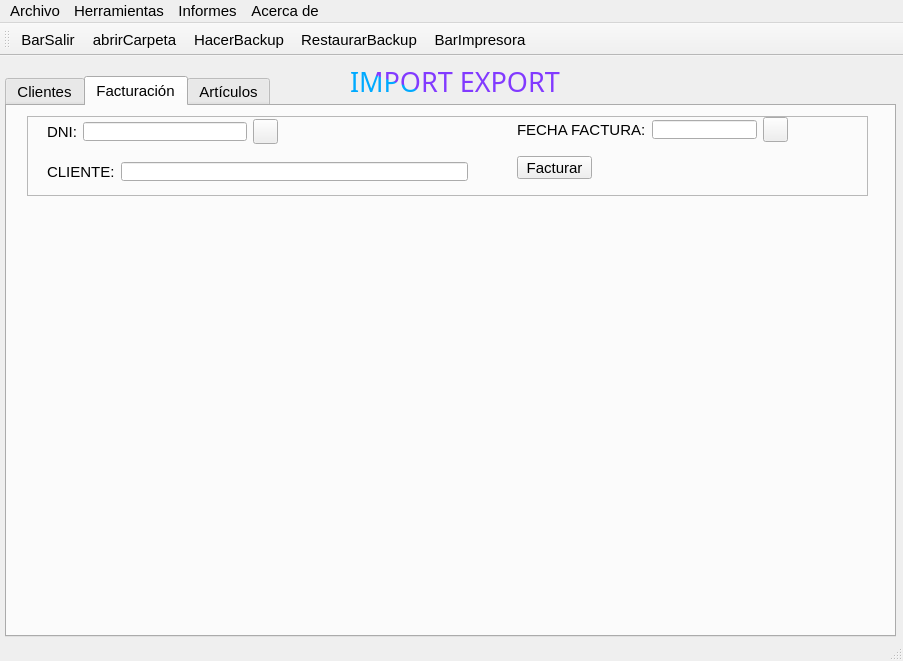
Before: the Qt Designer form prueba.ui in solglez/gonzalezescolar, drawn with Qt 5.
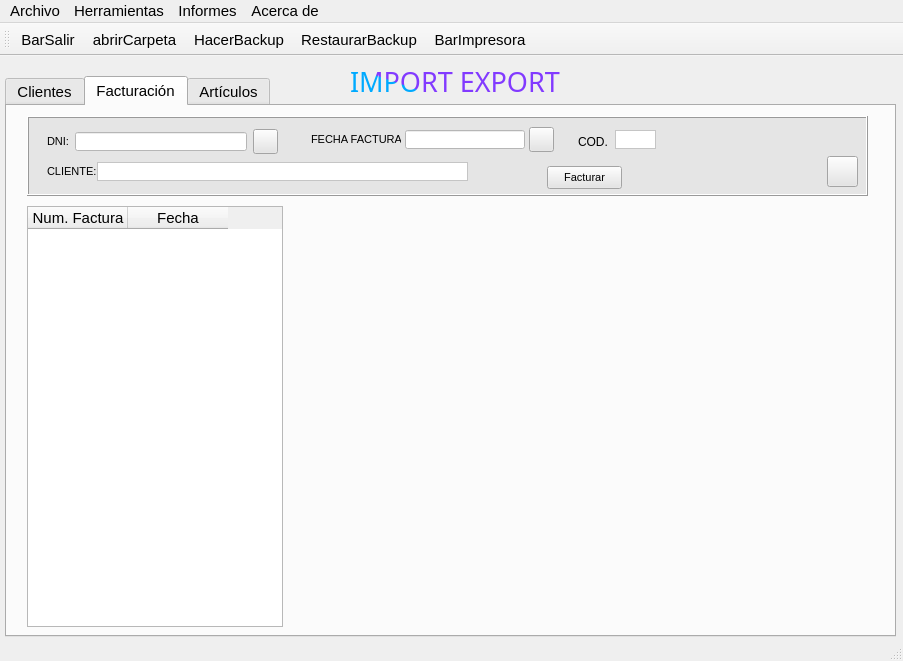
After: the same form once the commit is applied. The open tabs and pages were chosen to show the change. Icons and pictures are not drawn.

The edit to the form file:
```diff
--- a/prueba.ui
+++ b/prueba.ui
@@ -1554,8 +1554,12 @@
         <height>80</height>
        </rect>
       </property>
+      <property name="styleSheet">
+       <string notr="true">background-color: rgb(229, 229, 229);
+</string>
+      </property>
       <property name="frameShape">
-       <enum>QFrame::StyledPanel</enum>
+       <enum>QFrame::Box</enum>
       </property>
       <property name="frameShadow">
        <enum>QFrame::Raised</enum>
@@ -1564,7 +1568,7 @@
        <property name="geometry">
         <rect>
          <x>20</x>
-         <y>0</y>
+         <y>10</y>
          <width>231</width>
          <height>31</height>
         </rect>
@@ -1572,6 +1576,11 @@
        <layout class="QHBoxLayout" name="horizontalLayout_12">
         <item>
          <widget class="QLabel" name="label">
+          <property name="font">
+           <font>
+            <pointsize>8</pointsize>
+           </font>
+          </property>
           <property name="text">
            <string>DNI:</string>
           </property>
@@ -1585,6 +1594,9 @@
             <height>19</height>
            </size>
           </property>
+          <property name="styleSheet">
+           <string notr="true">background-color: rgb(255, 255, 255);</string>
+          </property>
          </widget>
         </item>
         <item>
@@ -1621,15 +1633,29 @@
       <widget class="QWidget" name="horizontalLayoutWidget_13">
        <property name="geometry">
         <rect>
-         <x>490</x>
-         <y>0</y>
-         <width>271</width>
+         <x>280</x>
+         <y>10</y>
+         <width>251</width>
          <height>27</height>
         </rect>
        </property>
        <layout class="QHBoxLayout" name="horizontalLayout_13">
+        <property name="spacing">
+         <number>0</number>
+        </property>
         <item>
          <widget class="QLabel" name="label_5">
+          <property name="maximumSize">
+           <size>
+            <width>90</width>
+            <height>16777215</height>
+           </size>
+          </property>
+          <property name="font">
+           <font>
+            <pointsize>8</pointsize>
+           </font>
+          </property>
           <property name="text">
            <string>FECHA FACTURA:</string>
           </property>
@@ -1643,6 +1669,9 @@
             <height>19</height>
            </size>
           </property>
+          <property name="styleSheet">
+           <string notr="true">background-color: rgb(255, 255, 255);</string>
+          </property>
           <property name="alignment">
            <set>Qt::AlignRight|Qt::AlignTrailing|Qt::AlignVCenter</set>
           </property>
@@ -1689,21 +1718,44 @@
         </rect>
        </property>
        <layout class="QHBoxLayout" name="horizontalLayout_14">
+        <property name="spacing">
+         <number>0</number>
+        </property>
         <item>
          <widget class="QLabel" name="label_4">
+          <property name="maximumSize">
+           <size>
+            <width>50</width>
+            <height>16777215</height>
+           </size>
+          </property>
+          <property name="font">
+           <font>
+            <pointsize>8</pointsize>
+           </font>
+          </property>
           <property name="text">
            <string>CLIENTE:</string>
           </property>
          </widget>
         </item>
         <item>
-         <widget class="QLineEdit" name="txtClienteFac">
+         <widget class="QLabel" name="lblNomFac">
           <property name="maximumSize">
            <size>
             <width>16777215</width>
             <height>19</height>
            </size>
           </property>
+          <property name="styleSheet">
+           <string notr="true">background-color: rgb(255, 255, 255);</string>
+          </property>
+          <property name="frameShape">
+           <enum>QFrame::StyledPanel</enum>
+          </property>
+          <property name="text">
+           <string/>
+          </property>
          </widget>
         </item>
        </layout>
@@ -1711,16 +1763,117 @@
       <widget class="QPushButton" name="btnFacturar">
        <property name="geometry">
         <rect>
-         <x>490</x>
-         <y>40</y>
+         <x>520</x>
+         <y>50</y>
          <width>75</width>
          <height>23</height>
         </rect>
        </property>
+       <property name="font">
+        <font>
+         <pointsize>8</pointsize>
+        </font>
+       </property>
        <property name="text">
         <string>Facturar</string>
        </property>
       </widget>
+      <widget class="QWidget" name="horizontalLayoutWidget_15">
+       <property name="geometry">
+        <rect>
+         <x>550</x>
+         <y>10</y>
+         <width>81</width>
+         <height>27</height>
+        </rect>
+       </property>
+       <layout class="QHBoxLayout" name="horizontalLayout_15">
+        <item>
+         <widget class="QLabel" name="label_6">
+          <property name="minimumSize">
+           <size>
+            <width>0</width>
+            <height>25</height>
+           </size>
+          </property>
+          <property name="maximumSize">
+           <size>
+            <width>30</width>
+            <height>20</height>
+           </size>
+          </property>
+          <property name="text">
+           <string>COD.</string>
+          </property>
+         </widget>
+        </item>
+        <item>
+         <widget class="QLabel" name="lblCodFac">
+          <property name="maximumSize">
+           <size>
+            <width>41</width>
+            <height>19</height>
+           </size>
+          </property>
+          <property name="styleSheet">
+           <string notr="true">background-color: rgb(255, 255, 255);</string>
+          </property>
+          <property name="frameShape">
+           <enum>QFrame::StyledPanel</enum>
+          </property>
+          <property name="text">
+           <string/>
+          </property>
+         </widget>
+        </item>
+       </layout>
+      </widget>
+      <widget class="QPushButton" name="btnLimpiaFac">
+       <property name="geometry">
+        <rect>
+         <x>800</x>
+         <y>40</y>
+         <width>31</width>
+         <height>31</height>
+        </rect>
+       </property>
+       <property name="text">
+        <string/>
+       </property>
+       <property name="icon">
+        <iconset>
+         <normaloff>img/reloadBtn.png</normaloff>img/reloadBtn.png</iconset>
+       </property>
+      </widget>
+     </widget>
+     <widget class="QTableWidget" name="tabFacturas">
+      <property name="enabled">
+       <bool>true</bool>
+      </property>
+      <property name="geometry">
+       <rect>
+        <x>20</x>
+        <y>100</y>
+        <width>256</width>
+        <height>421</height>
+       </rect>
+      </property>
+      <property name="alternatingRowColors">
+       <bool>true</bool>
+      </property>
+      <property name="selectionBehavior">
+       <enum>QAbstractItemView::SelectRows</enum>
+      </property>
+      <column>
+       <property name="text">
+        <string>Num. Factura</string>
+       </property>
+      </column>
+      <column>
+       <property name="text">
+        <string>Fecha</string>
+       </property>
+      </column>
      </widget>
     </widget>
     <widget class="QWidget" name="tab_3">
```
Left out of the diff: 108 changed lines with no effect on the pictures.
